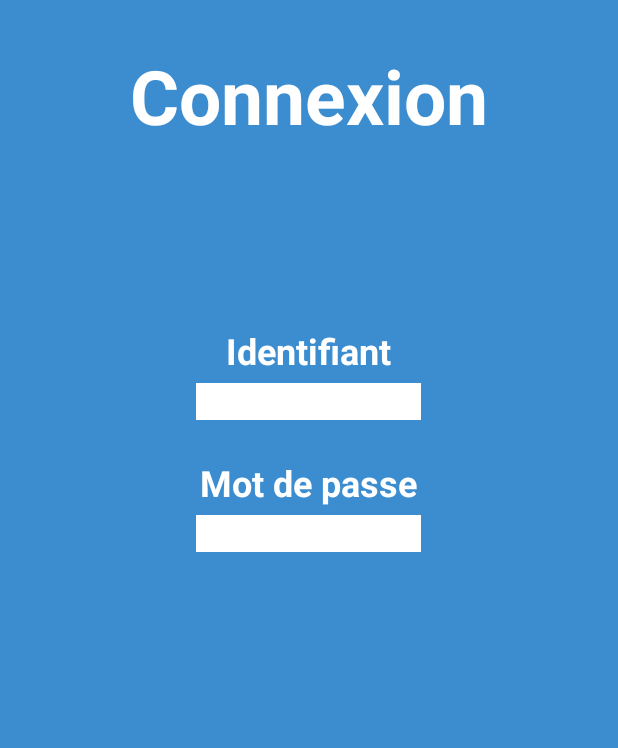
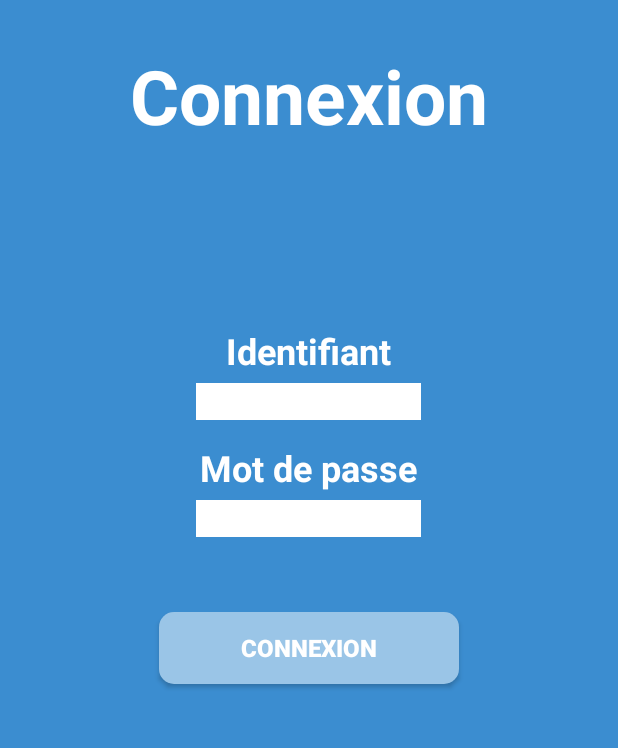
Before and after one commit to Ennaxore/L3_project_betaseriesApp, an Android app: the layout connection_activity.xml on its own in the app's theme, with its tools: preview values and no code run, on a phone screen of 412 x 824 dp, the part 338-1086 px from its top. Run offline under Robolectric (Android 15) with nearby library versions, the phone set to English and light mode, and no system bars.

Commit message:
FicheSerie content

```diff
--- a/app/src/main/AndroidManifest.xml
+++ b/app/src/main/AndroidManifest.xml
@@ -16,6 +16,10 @@
                 <category android:name="android.intent.category.LAUNCHER" />
             </intent-filter>
         </activity>
+        <activity android:name=".InscriptionActivity">
+        </activity>
+        <activity android:name=".ConnectionActivity">
+        </activity>
     </application>
 
 </manifest>
--- a/app/src/main/java/com/projet/roxanne_thomas/betaserie/MainActivity.java
+++ b/app/src/main/java/com/projet/roxanne_thomas/betaserie/MainActivity.java
@@ -3,9 +3,9 @@ package com.projet.roxanne_thomas.betaserie;
 import android.content.Intent;
 import android.support.v7.app.AppCompatActivity;
 import android.os.Bundle;
-import android.util.Log;
 import android.view.View;
 import android.widget.Button;
+
 
 public class MainActivity extends AppCompatActivity
 {
@@ -26,7 +26,7 @@ public class MainActivity extends AppCompatActivity
             {
                 String url = "";
                 new HttpsRequester(url).get();
-                //openConnectionActivity();
+                openConnectionActivity();
             }
         });
 
--- a/app/src/main/res/layout/connection_activity.xml
+++ b/app/src/main/res/layout/connection_activity.xml
@@ -55,7 +55,7 @@
         android:layout_height="wrap_content"
         android:layout_below="@id/username"
         android:layout_centerHorizontal="true"
-        android:layout_marginBottom="25dp"
+        android:layout_marginBottom="15dp"
         android:inputType="text"
         android:background="@color/white"/>
 
@@ -76,8 +76,24 @@
         android:layout_width="150dp"
         android:layout_height="wrap_content"
         android:layout_below="@id/password"
+        android:layout_marginBottom="50dp"
         android:layout_centerHorizontal="true"
         android:inputType="textPassword"
         android:background="@color/white"/>
 
+    <Button
+        android:id="@+id/go_to_search_button"
+        android:layout_below="@id/et_password"
+        android:layout_width="200dp"
+        android:layout_height="wrap_content"
+        android:paddingTop="5dp"
+        android:paddingBottom="5dp"
+        android:layout_centerHorizontal="true"
+        android:background="@drawable/border_radius_bg_d4"
+        android:textColor="@color/white"
+        android:textSize="16sp"
+        android:text="@string/con_title"
+        android:textStyle="bold"
+        android:onClick=""/>
+
 </RelativeLayout>
```
Also changed, not shown: app/src/main/java/com/projet/roxanne_thomas/betaserie/ConnectionActivity.java (+17 -0 lines), app/src/main/java/com/projet/roxanne_thomas/betaserie/FicheSerieActivity.java (added, +7 -0 lines).
